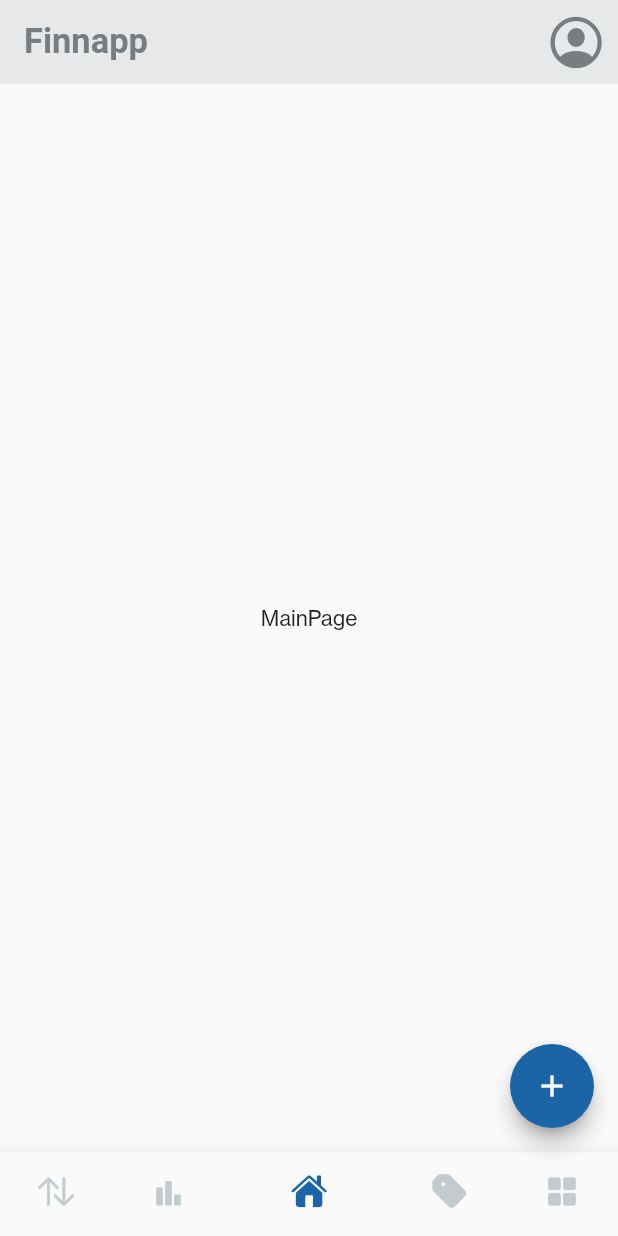
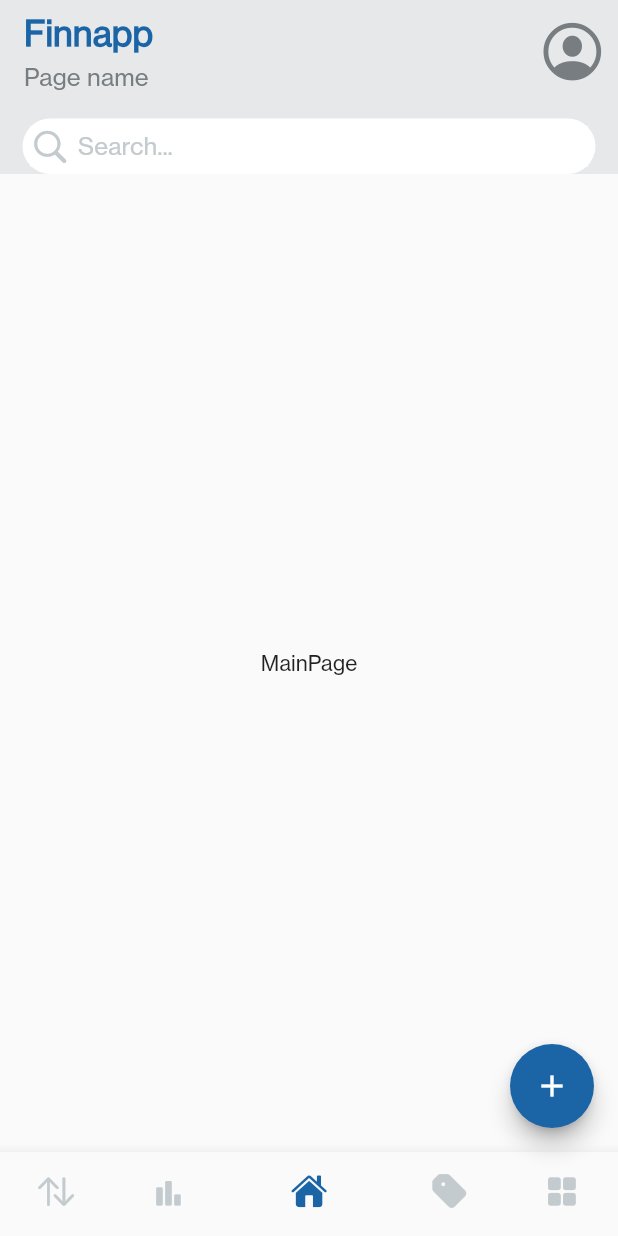
Before and after one commit to iamtonycabrera/finnapp-app, a Flutter app: the screen it shows after launch, on a phone screen of 412 x 824 dp. Run offline on Flutter 3.47's test engine with Material 2 defaults, Android fonts, the phone set to English and light mode, and no system bars; our stand-ins replace flutter_secure_storage; generated files the repository leaves out were written again.

Commit message:
Added search bar to app bar

```diff
--- a/lib/pages/home/home_page.dart
+++ b/lib/pages/home/home_page.dart
@@ -8,6 +8,7 @@ import 'package:finnapp/pages/main/transactions/transactions_page.dart';
 import 'package:finnapp/services/ui_provider.dart';
 import 'package:finnapp/widgets/bar_widgets/bottom_navigation_bar_widget.dart';
 import 'package:finnapp/widgets/buttons_widgets/custom_expandable_fab.dart';
+import 'package:finnapp/widgets/page_title/page_title.dart';
 import 'package:flutter/cupertino.dart';
 import 'package:flutter/material.dart';
 import 'package:flutter_gen/gen_l10n/app_localizations.dart';
@@ -29,7 +30,6 @@ class _HomePageState extends State<HomePage> with TickerProviderStateMixin {
   @override
   Widget build(BuildContext context) {
     return Scaffold(
-      backgroundColor: ColorConstants.GREY,
       appBar: _appBar(context),
       body: _HomePageBody(),
       bottomNavigationBar: const BottomNavigationBarWidget(),
@@ -41,12 +41,13 @@ class _HomePageState extends State<HomePage> with TickerProviderStateMixin {
   // APP BAR
   _appBar(BuildContext context) {
     return AppBar(
+      toolbarHeight: 70,
       elevation: 0,
       backgroundColor: ColorConstants.GREY,
-      title: Text(AppLocalizations.of(context)!.appName),
-      titleTextStyle: TextStyleConstants.TITLE_1_BLACK,
+      title: const PageTitle(),
       // APP BAR ACTIONS
       actions: [_appBarActions()],
+      bottom: _searchBar(context),
     );
   }
 
@@ -57,7 +58,7 @@ class _HomePageState extends State<HomePage> with TickerProviderStateMixin {
         CupertinoIcons.profile_circled,
         color: ColorConstants.DARKER_GREY,
       ),
-      iconSize: 40,
+      iconSize: 45,
       offset: const Offset(0, 50),
       shape: RoundedRectangleBorder(
         borderRadius: BorderRadius.circular(5.0),
@@ -105,6 +106,47 @@ class _HomePageState extends State<HomePage> with TickerProviderStateMixin {
           ),
         ],
       ),
+    );
+  }
+
+  // SEARCH BAR
+  _searchBar(BuildContext context) {
+    return PreferredSize(
+      preferredSize: const Size.fromHeight(kToolbarHeight - 10),
+      child: Container(
+          margin: const EdgeInsets.symmetric(horizontal: 15),
+          decoration: BoxDecoration(
+            borderRadius: BorderRadius.circular(50),
+            color: ColorConstants.WHITE,
+          ),
+          child: Padding(
+            padding: const EdgeInsets.all(5.0),
+            child: Material(
+              color: ColorConstants.WHITE,
+              child: Row(
+                mainAxisSize: MainAxisSize.min,
+                children: [
+                  const Icon(
+                    CupertinoIcons.search,
+                    color: ColorConstants.DARK_GREY,
+                    size: 27,
+                  ),
+                  const SizedBox(width: 5),
+                  Expanded(
+                    child: TextField(
+                      // textAlign: TextAlign.center,
+                      decoration: InputDecoration.collapsed(
+                        hintStyle: TextStyleConstants.SUBTITLE_1_DARK_GREY,
+                        hintText:
+                            '${AppLocalizations.of(context)!.searchBarHint}...',
+                      ),
+                      onChanged: (value) {},
+                    ),
+                  ),
+                ],
+              ),
+            ),
+          )),
     );
   }
 
```
